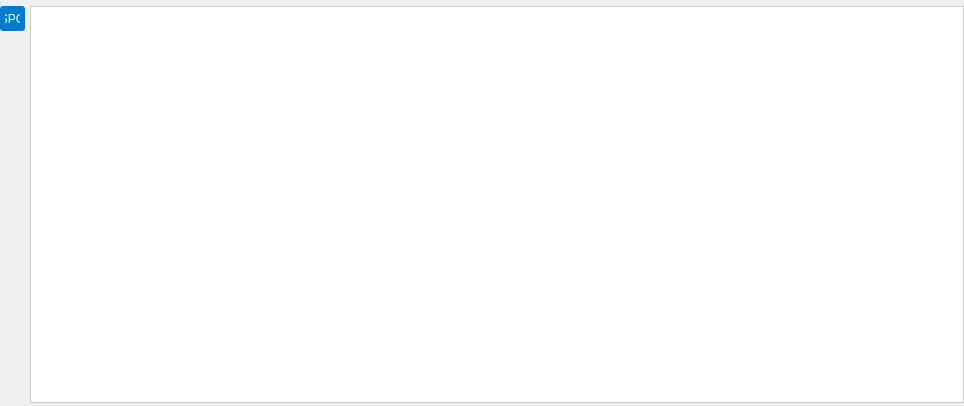
This is sources/Spectrogram/window/SpgWindow.ui in AquaCreatura/AquaWave as Qt 5 draws it before an edit. The edited form follows.
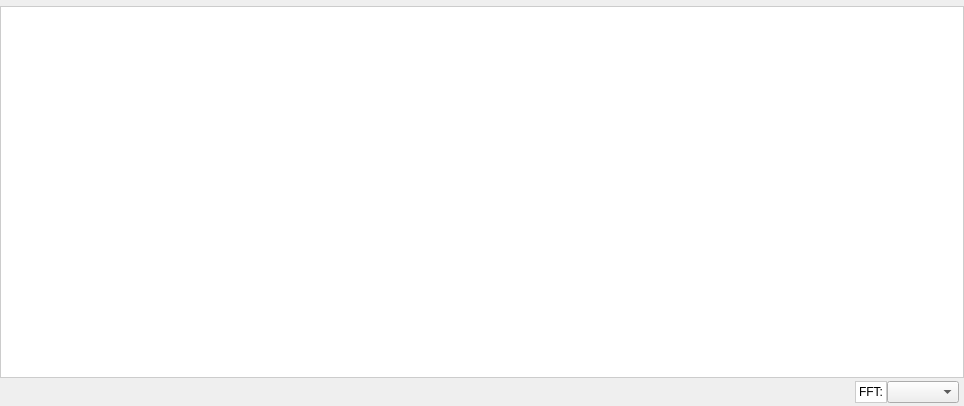
This is the edited form.

Patch:
```diff
--- a/sources/Spectrogram/window/SpgWindow.ui
+++ b/sources/Spectrogram/window/SpgWindow.ui
@@ -69,52 +69,44 @@
    <property name="verticalSpacing">
     <number>3</number>
    </property>
-   <item row="0" column="0">
-    <layout class="QVBoxLayout" name="verticalLayout">
-     <item>
-      <widget class="QPushButton" name="do_smth">
-       <property name="minimumSize">
-        <size>
-         <width>25</width>
-         <height>25</height>
-        </size>
-       </property>
-       <property name="maximumSize">
-        <size>
-         <width>25</width>
-         <height>25</height>
-        </size>
-       </property>
+   <item row="1" column="1">
+    <layout class="QGridLayout" name="gridLayout_3">
+     <item row="0" column="1">
+      <widget class="QLabel" name="label">
        <property name="text">
-        <string>SPG</string>
+        <string>FFT:</string>
        </property>
-       <property name="iconSize">
+      </widget>
+     </item>
+     <item row="0" column="2">
+      <widget class="QComboBox" name="FFt">
+       <property name="maximumSize">
         <size>
-         <width>16</width>
-         <height>16</height>
+         <width>400</width>
+         <height>16777215</height>
         </size>
        </property>
       </widget>
      </item>
-     <item>
-      <spacer name="verticalSpacer">
+     <item row="0" column="0">
+      <spacer name="horizontalSpacer">
        <property name="orientation">
-        <enum>Qt::Vertical</enum>
+        <enum>Qt::Horizontal</enum>
        </property>
        <property name="sizeHint" stdset="0">
         <size>
-         <width>20</width>
-         <height>40</height>
+         <width>40</width>
+         <height>20</height>
         </size>
        </property>
       </spacer>
      </item>
     </layout>
    </item>
-   <item row="0" column="2">
+   <item row="0" column="0" colspan="3">
     <widget class="QFrame" name="SpgChart">
      <property name="sizePolicy">
-      <sizepolicy hsizetype="Expanding" vsizetype="Preferred">
+      <sizepolicy hsizetype="Expanding" vsizetype="Expanding">
        <horstretch>0</horstretch>
        <verstretch>0</verstretch>
       </sizepolicy>
```
